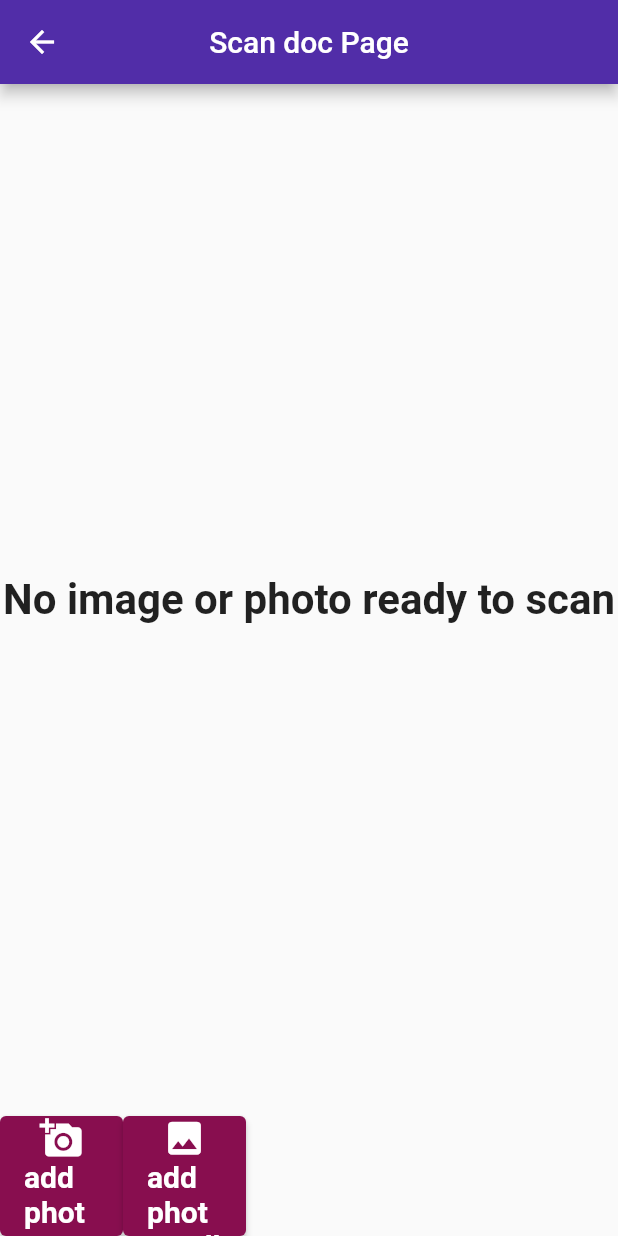
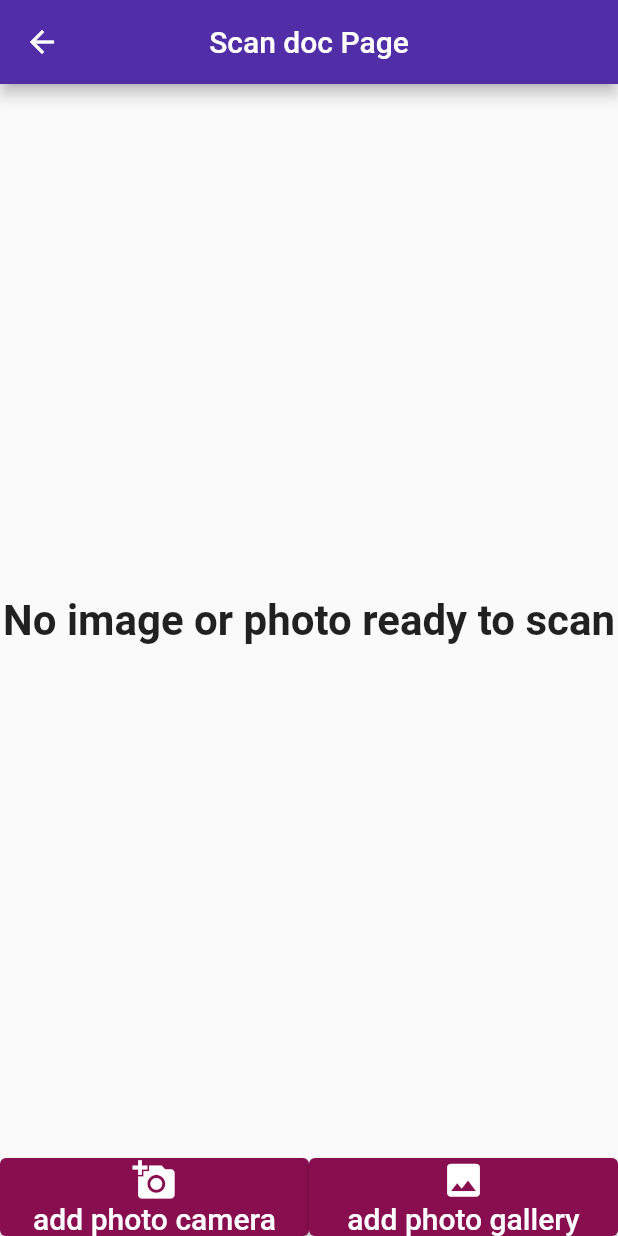
Before and after one commit to CloeBlanchard/mobilescan, a Flutter app: the ScanDocument screen opened directly, on a phone screen of 412 x 824 dp. Run offline on Flutter 3.47's test engine with Material 2 defaults, Android fonts, the phone set to English and light mode, and no system bars; our stand-ins replace adaptive_theme, another_flushbar, image_picker, responsive_framework, share_plus; missing offline and left inert: flutter_file_manager, flutter_full_pdf_viewer, splash_screen_view.

Commit message:
modify adaptive css

```diff
--- a/lib/homepage.dart
+++ b/lib/homepage.dart
@@ -26,6 +26,7 @@ class HomePage extends StatefulWidget {
 }
 class _HomePageState extends State<HomePage> {
   dynamic files;
+  //directory for android
   final dir = getExternalStorageDirectory();
   // directory for ios
   final dirIOS = getApplicationSupportDirectory();
@@ -54,7 +55,7 @@ class _HomePageState extends State<HomePage> {
           var pathRoot = await dirIOS;
           var filesManager = FileManager(root: pathRoot);
           files = await filesManager.filesTree(
-            // filteer list only pdf files
+            // filter list only pdf files
               extensions: ["pdf"]);
           //update the ui
           setState(() {});
@@ -151,14 +152,10 @@ class _HomePageState extends State<HomePage> {
                         ),
                       ),
                       leading: Icon(
-                        Icons.picture_as_pdf,
-                        color: Colors.blue.shade900,
-                        size: 30,
+                        Icons.picture_as_pdf, color: Colors.blue.shade900, size: 30,
                       ),
                       trailing: Icon(
-                        Icons.arrow_forward,
-                        color: Colors.pink.shade900,
-                        size: 30,
+                        Icons.arrow_forward, color: Colors.pink.shade900, size: 30,
                       ),
                       onTap: () {
                         Navigator.push(context,
@@ -174,7 +171,7 @@ class _HomePageState extends State<HomePage> {
               // function who refresh the page
               onRefresh: () {
                 return Future.delayed(
-                    const Duration(seconds: 1),
+                    const Duration(seconds: 3),
                     () {
                       setState(() {
                         files.add([getFiles()]);
@@ -199,14 +196,12 @@ class _HomePageState extends State<HomePage> {
                     mainAxisAlignment: MainAxisAlignment.center,
                     children: const <Widget>[
                       Icon(
-                        Icons.center_focus_strong,
-                        size: 29,
+                        Icons.center_focus_strong, size: 29,
                       ),
                       Text(
                         "Scan doc Page",
                         style: TextStyle(
-                            fontSize: 20,
-                            fontWeight: FontWeight.bold
+                            fontSize: 20, fontWeight: FontWeight.bold
                         ),
                       )
                     ],
--- a/lib/scandocument.dart
+++ b/lib/scandocument.dart
@@ -7,9 +7,7 @@ import 'package:another_flushbar/flushbar.dart';
 import 'package:path_provider/path_provider.dart';
 import 'package:pdf/widgets.dart' as pw;
 
-
 class ScanDocument extends StatefulWidget {
-
   const ScanDocument({Key? key}) : super(key: key);
 
   @override
@@ -35,10 +33,7 @@ class _ScanDocumentState extends State<ScanDocument> {
               ? const Center(
                   child: Text(
                     "No image or photo ready to scan",
-              style: TextStyle(
-                  fontSize: 28,
-                  fontWeight: FontWeight.bold
-              ),
+                    style: TextStyle(fontSize: 28, fontWeight: FontWeight.bold),
                   ),
                 )
               // else _image is not empty, so display image in the body page
@@ -67,7 +62,10 @@ class _ScanDocumentState extends State<ScanDocument> {
                                           Image.file(
                                             image,
                                             height: 150,
-                              width: MediaQuery.of(context).size.width / 3,
+                                            width: MediaQuery.of(context)
+                                                    .size
+                                                    .width /
+                                                3,
                                             fit: BoxFit.cover,
                                           ),
                                           // displays an icon when an image appears
@@ -86,8 +84,7 @@ class _ScanDocumentState extends State<ScanDocument> {
                                                     Icons.delete,
                                                   ),
                                                 ),
-                                )
-                            ),
+                                              )),
                                         ],
                                       ),
                                     ))
@@ -98,7 +95,7 @@ class _ScanDocumentState extends State<ScanDocument> {
                   ),
                 ),
           Positioned(
-            height: 80,
+            height: MediaQuery.of(context).size.width - 20,
             bottom: 2 + MediaQuery.of(context).padding.bottom,
             child: Container(
               margin: const EdgeInsets.symmetric(horizontal: 20),
@@ -115,9 +112,7 @@ class _ScanDocumentState extends State<ScanDocument> {
                         Navigator.push(
                             context,
                             MaterialPageRoute(
-                                builder: (context) => const HomePage()
-                            )
-                        );
+                                builder: (context) => const HomePage()));
                       },
                       child: Column(
                         mainAxisAlignment: MainAxisAlignment.center,
@@ -131,7 +126,6 @@ class _ScanDocumentState extends State<ScanDocument> {
                             style: TextStyle(
                                 fontSize: 20, fontWeight: FontWeight.bold),
                           ),
-
                         ],
                       ),
                     ),
@@ -141,14 +135,12 @@ class _ScanDocumentState extends State<ScanDocument> {
           ),
         ],
       ),
-      bottomNavigationBar: SizedBox(
-        height: 80,
-        child: Row(
+      bottomNavigationBar: Row(
         children: <Widget>[
-            ElevatedButton(
+          Expanded(
+            child: ElevatedButton(
               onPressed: () => getDocumentFromCamera(),
-              child: SizedBox(
-                width: 50,
+              child: SingleChildScrollView(
                 child: Column(
                   mainAxisAlignment: MainAxisAlignment.center,
                   children: const <Widget>[
@@ -159,16 +151,17 @@ class _ScanDocumentState extends State<ScanDocument> {
                     Text(
                       "add photo camera",
                       style:
-                      TextStyle(fontSize: 20, fontWeight: FontWeight.bold),
+                          TextStyle(fontSize: 20),
                     ),
                   ],
                 ),
               ),
             ),
-            ElevatedButton(
+          ),
+          Expanded(
+            child: ElevatedButton(
               onPressed: () => getDocumentFromGallery(),
-              child: SizedBox(
-                width: 50,
+              child: SingleChildScrollView(
                 child: Column(
                   mainAxisAlignment: MainAxisAlignment.center,
                   children: const <Widget>[
@@ -178,15 +171,14 @@ class _ScanDocumentState extends State<ScanDocument> {
                     ),
                     Text(
                       "add photo gallery",
-                      style:
-                      TextStyle(fontSize: 20, fontWeight: FontWeight.bold),
+                      style: TextStyle(fontSize: 20),
                     ),
                   ],
                 ),
               ),
             ),
+          ),
         ],
-        ),
       ),
     );
   }
@@ -210,8 +202,7 @@ class _ScanDocumentState extends State<ScanDocument> {
           ).show(context);
         }
       });
-    }
-    catch (error) {
+    } catch (error) {
       Flushbar(
         title: 'Warning',
         message: error.toString(),
@@ -266,8 +257,6 @@ class _ScanDocumentState extends State<ScanDocument> {
     }
   }
 
-
-
   /// function save pdf
   savePdf() async {
     try {
@@ -321,5 +310,4 @@ class _ScanDocumentState extends State<ScanDocument> {
       ).show(context);
     }
   }
-
 }
```
Lines whose indentation alone changed are shown as unchanged.
